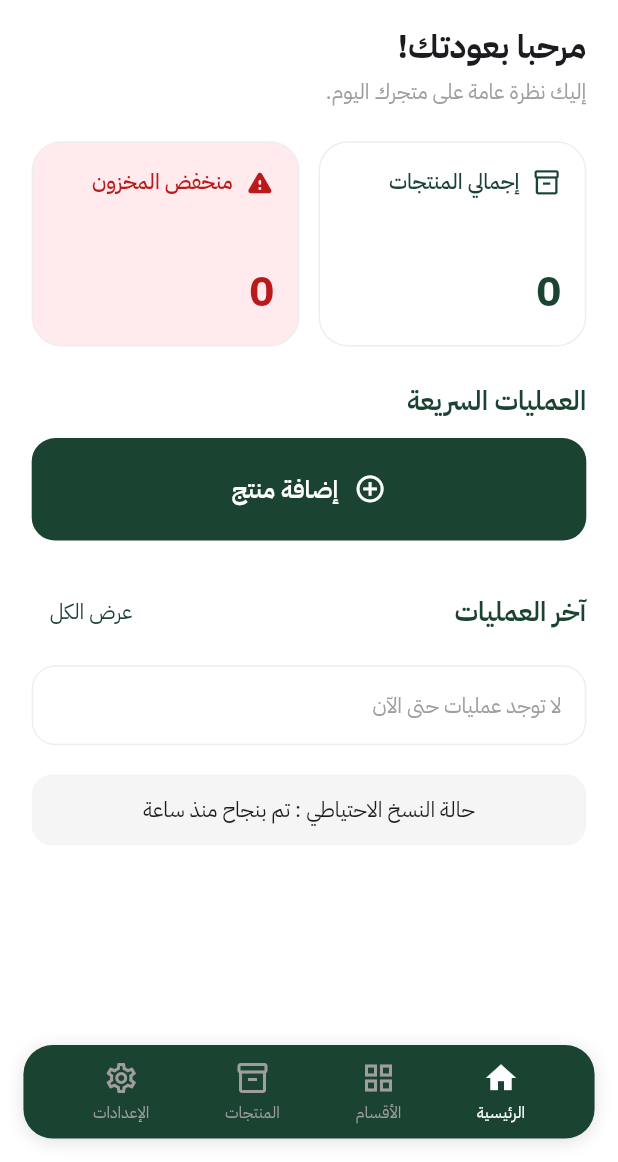
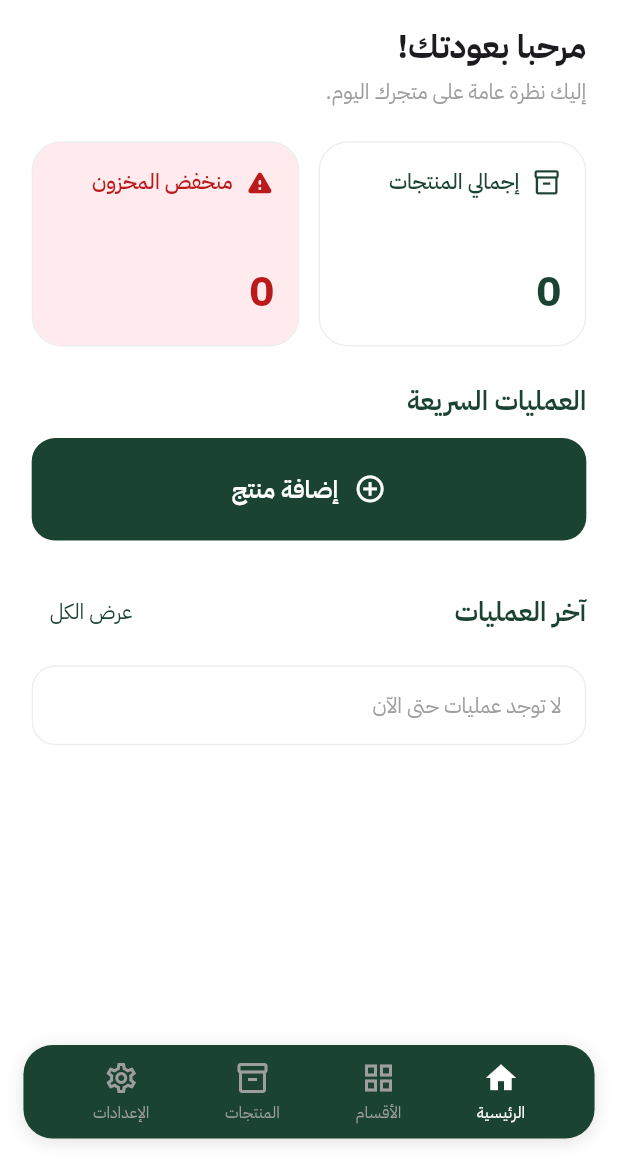
Before and after one commit to gamalazzam5/Asl-Attara, a Flutter app: the screen it shows after launch, after a tap on "نسيت كلمة المرور؟", on a phone screen of 412 x 824 dp, the part 74-1236 px from its top. Run offline on Flutter 3.47's test engine with Material 3 defaults, Android fonts, the light colour scheme and no system bars; our stand-ins replace cloud_firestore, device_preview, dropdown_search, firebase_auth, firebase_core, flutter_bloc and 4 more; accounts and stored records are empty; generated files the repository leaves out were written again.

Commit message:
fix issues regards to ui

```diff
--- a/lib/features/dashboard/presentation/views/dashboard_view.dart
+++ b/lib/features/dashboard/presentation/views/dashboard_view.dart
@@ -7,7 +7,6 @@ import '../../../../core/routes/route_names.dart';
 import '../../../products/presentation/manger/cubits/product_cubit.dart';
 import '../../../products/presentation/manger/cubits/product_state.dart';
 
-import '../widgets/backup_status_card.dart';
 import '../widgets/dashboard_header.dart';
 import '../widgets/quick_action_button.dart';
 import '../widgets/recent_activity_item.dart';
@@ -91,11 +90,6 @@ class _DashboardViewState extends State<DashboardView> {
                   SizedBox(height: 24.h),
 
                   const RecentActivityItem(),
-
-                  SizedBox(height: 20.h),
-
-                  const BackupStatusCard(),
-
                   SizedBox(height: 20.h),
                 ],
               ),
--- a/lib/features/dashboard/presentation/widgets/backup_status_card.dart
+++ /dev/null
@@ -1,26 +0,0 @@
-import 'package:flutter/material.dart';
-import 'package:flutter_screenutil/flutter_screenutil.dart';
-
-class BackupStatusCard extends StatelessWidget {
-  const BackupStatusCard({super.key});
-
-  @override
-  Widget build(BuildContext context) {
-    return Container(
-      width: double.infinity,
-
-      padding: EdgeInsets.all(14.r),
-
-      decoration: BoxDecoration(
-        color: Colors.grey.shade100,
-
-        borderRadius: BorderRadius.circular(14.r),
-      ),
-
-      child: const Text(
-        "حالة النسخ الاحتياطي : تم بنجاح منذ ساعة",
-        textAlign: TextAlign.center,
-      ),
-    );
-  }
-}
--- a/lib/features/settings/presentation/views/settings_view.dart
+++ b/lib/features/settings/presentation/views/settings_view.dart
@@ -34,7 +34,7 @@ class _SettingsViewState extends State<SettingsView> {
           elevation: 0,
           title: const Text('استعادة النسخة الاحتياطية'),
           content: const Text(
-            'سيتم حذف البيانات الحالية واستبدالها بالنسخة المحفوظة على Firebase. استخدم هذا الخيار فقط عند فقدان التطبيق أو تلف قاعدة البيانات.',
+            'سيتم حذف البيانات الحالية واستبدالها بالنسخة المحفوظة على السحابه الالكترونيه. استخدم هذا الخيار فقط عند فقدان التطبيق أو تلف قاعدة البيانات.',
           ),
           actions: [
             TextButton(
@@ -99,11 +99,12 @@ class _SettingsViewState extends State<SettingsView> {
                     ),
                   ),
                   SizedBox(height: 24.h),
-                  const _AccountPanel(),
-                  SizedBox(height: 20.h),
+
                   _BackupPanel(state: state),
                   SizedBox(height: 20.h),
                   _DangerZone(state: state, onRestorePressed: _confirmRestore),
+                  SizedBox(height: 20.h),
+                  const _AccountPanel(),
                 ],
               ),
             );
@@ -170,7 +171,7 @@ class _BackupPanel extends StatelessWidget {
         border: Border.all(color: const Color(0xFFD7E8DE)),
       ),
       child: Column(
-        crossAxisAlignment: CrossAxisAlignment.stretch,
+        crossAxisAlignment: .stretch,
         children: [
           Row(
             children: [
@@ -212,7 +213,7 @@ class _BackupPanel extends StatelessWidget {
                   )
                 : const Icon(Icons.sync, color: Colors.white),
             label: Text(
-              isUploading ? 'جاري الرفع...' : 'رفع نسخة إلى Firebase',
+              isUploading ? 'جاري الرفع...' : 'رفع نسخة إلى السحابه الالكترونيه',
               style: const TextStyle(color: Colors.white),
             ),
           ),
```
Also changed, not shown: lib/features/products/presentation/widgets/product_form.dart (+13 -8 lines).
